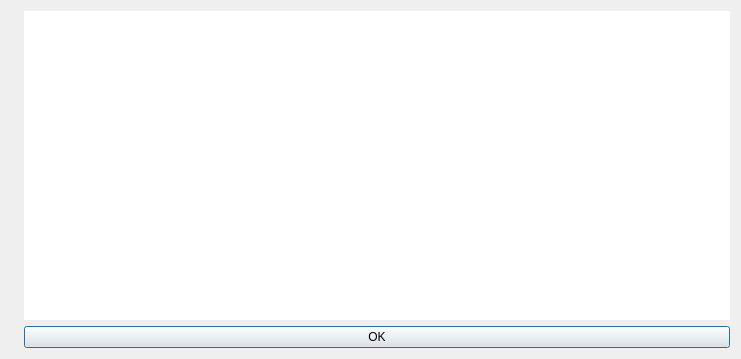
Old version of the form helpdialog.ui in the repository orkblutt/MinerLamp.
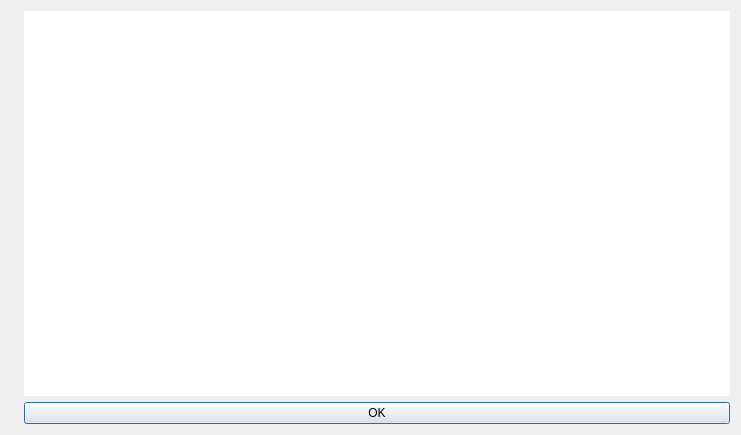
New version of the form. Icons and pictures are not drawn.

Diff of the .ui file:
```diff
--- a/helpdialog.ui
+++ b/helpdialog.ui
@@ -7,7 +7,7 @@
     <x>0</x>
     <y>0</y>
     <width>741</width>
-    <height>359</height>
+    <height>435</height>
    </rect>
   </property>
   <property name="windowTitle">
```
